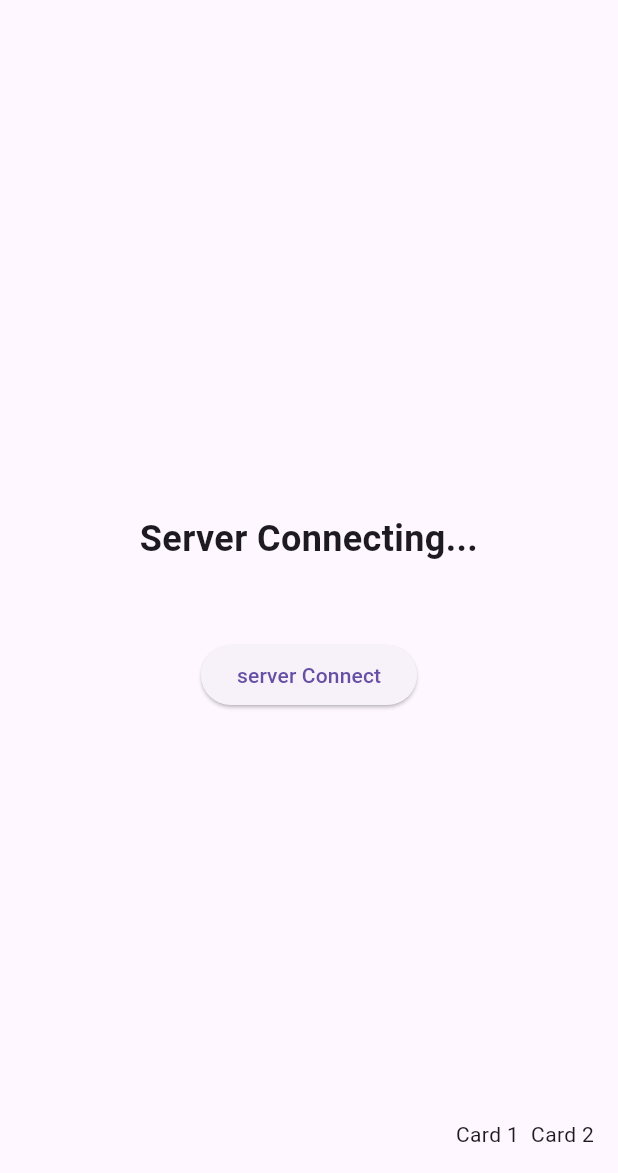
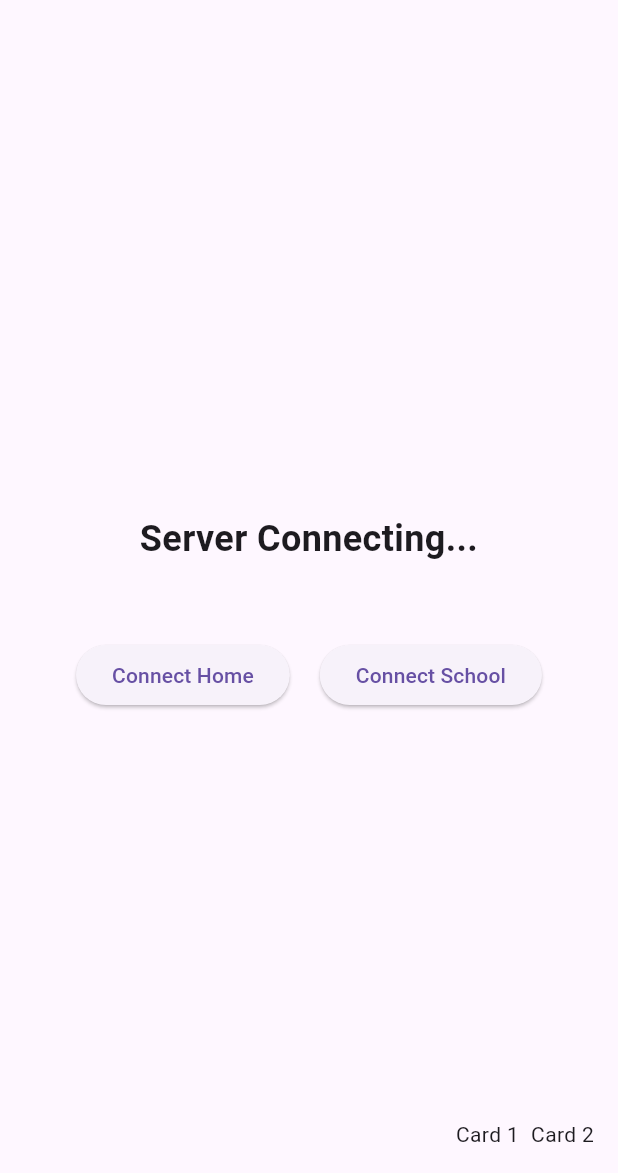
Before and after one commit to Amapo057/projectTH, a Flutter app: the screen it shows after launch, on a phone screen of 412 x 824 dp, the part 63-1236 px from its top. Run offline on Flutter 3.47's test engine with Material 3 defaults, Android fonts, the phone set to English and light mode, and no system bars.

Commit message:
feat: 클라이언트 연결 방식 변경 및 서버 로직 리팩토링
- 클라이언트(Flutter):
  - 집/외부 IP를 선택하여 연결하는 버튼 기능 구현
  - 연결 성공 시 연결 버튼 숨김 처리

- 서버(Python):
  - 카드 문양(suit) 처리를 문자열에서 Enum 방식으로 리팩토링 시작 (작업 진행 중)

- 문서:
  - AI 협업 가이드라인을 GEMINI.md에 추가

```diff
--- a/flutter/th_application/lib/main.dart
+++ b/flutter/th_application/lib/main.dart
@@ -5,7 +5,6 @@ import 'dart:convert';
 
 String ipS = "192.168.56.1";
 String ipH = '192.168.0.4';
-String ipNow = ipH;
 
 void main() {
   runApp(const MainApp());
@@ -26,21 +25,24 @@ class _MainAppState extends State<MainApp> {
   String serverMessage = "Server Connecting...";
   // 소켓 선언, ?로 null 여부 허용
   Socket? channel;
+  // 연결 확인용 변수 선언
+  bool _isConnected = false;
 
   // 소켓 연결 시도
   // async로 시간이 걸리는 작업의 포함여부 표시
-  void _connectToServer() async {
+  void _connectToServer(String ip) async {
     try {
       print("try connect server");
 
       // await으로 비동기 연결
-      channel = await Socket.connect(ipNow, 5000);
+      channel = await Socket.connect(ip, 5000);
 
       print("connect complete");
 
       // 연결 성공시 화면 갱신
       setState(() {
         serverMessage = "connect complete ";
+        _isConnected = true;
       });
 
       channel!.listen((Uint8List data) {
@@ -85,10 +87,13 @@ class _MainAppState extends State<MainApp> {
       home: Scaffold(
         // 타이틀 달기
         appBar: AppBar(title: const Text("Project TH build")),
+        // 몸통
         body: Stack(
           children: [
             Center(
+              // 세로로 배치
               child: Column(
+                // 중앙설정
                 mainAxisAlignment: MainAxisAlignment.center,
                 children: [
                   Padding(
@@ -103,13 +108,35 @@ class _MainAppState extends State<MainApp> {
                     ),
                   ),
                   const SizedBox(height: 30),
-                  ElevatedButton(
-                    onPressed: (){
-                      print("connect Try");
-                      _connectToServer();
-                    },
-                    child: const Text("server Connect"),
-                  )
+                  // _isConnected가 참이면 빈 컨테이너, 거짓이면 버튼 출력
+                  _isConnected
+                      ? Container()
+                      : Row(
+                          mainAxisAlignment: MainAxisAlignment.center,
+                          children: [
+                            // 버튼 만들기
+                            ElevatedButton(
+                              // 눌렀을 때
+                              onPressed: () {
+                                print("connect Home");
+                                // 서버 연결버튼 호출
+                                _connectToServer(ipH);
+                              },
+                              // 버튼에 텍스트 넣기
+                              child: const Text("Connect Home"),
+                            ),
+                            // 여백 만들기
+                            const SizedBox(width: 20),
+                            ElevatedButton(
+                              // 람다함수같은 문법
+                              onPressed: () {
+                                print("connect try to study");
+                                _connectToServer(ipS);
+                              },
+                              child: const Text("Connect School"),
+                            ),
+                          ],
+                        ),
                 ],
               ),
             ),
@@ -124,9 +151,9 @@ class _MainAppState extends State<MainApp> {
                     SizedBox(width: 8),
                     Text("Card 2"),
                   ],
-                )
-              )
-            )
+                ),
+              ),
+            ),
           ],
         ),
       ),
```
Also changed, not shown: 2 other files.
